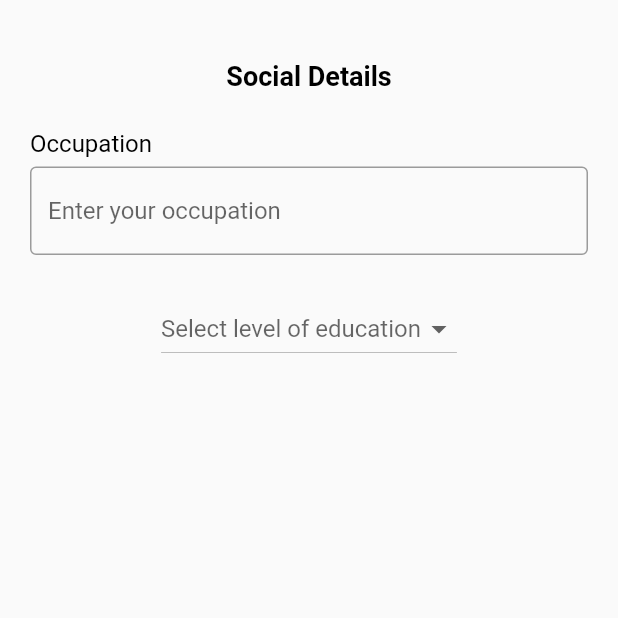
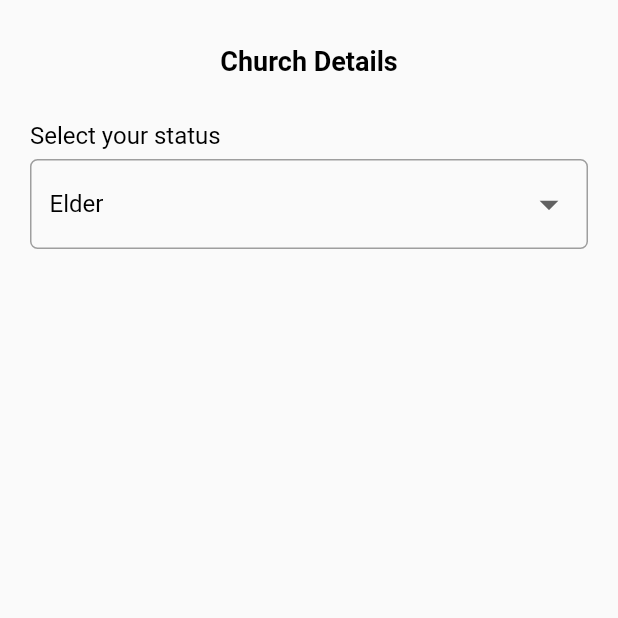
Before and after one commit to Kwilliams123/shephard, a Flutter app: the screen it shows after launch, on a phone screen of 412 x 824 dp, the top half of it. Run offline on Flutter 3.47's test engine with Material 2 defaults, Android fonts, the phone set to English and light mode, and no system bars.

Commit message:
profile space

```diff
--- a/lib/config/app_route.dart
+++ b/lib/config/app_route.dart
@@ -4,4 +4,5 @@ class AppRoute {
   static const String termsRoute = 'terms_route';
   static const String memberRegistrationForm = 'member_registration_form';
   static const String socialDetailsForm = 'socialDetailsForm';
+  static const String churchDetailsForm = 'churchDetailsForm';
 }
--- a/lib/config/route.dart
+++ b/lib/config/route.dart
@@ -1,4 +1,5 @@
 import 'package:flutter/material.dart';
+import 'package:shephard/views/member_registration_form/church_details.dart';
 import 'package:shephard/views/member_registration_form/personal_details.dart';
 import 'package:shephard/views/member_registration_form/social_details.dart';
 import 'package:shephard/views/register/register.dart';
@@ -38,5 +39,11 @@ Route<dynamic> route(RouteSettings settings) {
         builder: (context) => SocialDetailsForm(),
       );
       break;
+
+    case AppRoute.churchDetailsForm:
+      return MaterialPageRoute(
+        builder: (context) => ChurchDetailsForm(),
+      );
+      break;
   }
 }
--- a/lib/main.dart
+++ b/lib/main.dart
@@ -12,7 +12,7 @@ class ShephardApp extends StatelessWidget {
     return MultiProvider(
       providers: providers,
       child: const MaterialApp(
-        initialRoute: AppRoute.socialDetailsForm,
+        initialRoute: AppRoute.churchDetailsForm,
         debugShowCheckedModeBanner: false,
         onGenerateRoute: routes.route,
       ),
--- /dev/null
+++ b/lib/views/member_registration_form/church_details.dart
@@ -0,0 +1,54 @@
+import 'package:flutter/material.dart';
+import 'package:shephard/widet/content/custom_dropdown.dart';
+import 'package:shephard/widet/content/header.dart';
+
+class ChurchDetailsForm extends StatefulWidget {
+  @override
+  State<ChurchDetailsForm> createState() => _ChurchDetailsFormState();
+}
+
+class _ChurchDetailsFormState extends State<ChurchDetailsForm> {
+  @override
+  Widget build(BuildContext context) {
+    final churchText = Header('Church Details');
+    String selectedItem = 'Elder';
+
+    List<String> churchStatus = [
+      'Pastor',
+      'Elder',
+      'Deacon',
+      'Deaconess',
+      'Brother',
+      'Sister',
+    ];
+
+    final churchDropDown = CustomDropDown(
+      items: churchStatus,
+      selectedItem: selectedItem,
+      hint: 'Select your status',
+      label: 'Select your status',
+    );
+
+    return Scaffold(
+      body: SafeArea(
+        child: Container(
+          padding: const EdgeInsets.only(
+            top: 30,
+            left: 20,
+            right: 20,
+            bottom: 20,
+          ),
+          child: Column(
+            children: [
+              churchText,
+              SizedBox(
+                height: 30,
+              ),
+              churchDropDown,
+            ],
+          ),
+        ),
+      ),
+    );
+  }
+}
--- a/lib/views/member_registration_form/social_details.dart
+++ b/lib/views/member_registration_form/social_details.dart
@@ -11,8 +11,10 @@ class SocialDetailsForm extends StatefulWidget {
 class _SocialDetailsFormState extends State<SocialDetailsForm> {
   @override
   Widget build(BuildContext context) {
-    String selectedItem = 'MSLC';
+    String selectedItem = 'Select Education Level';
+    TextEditingController controller = TextEditingController();
     List<String> listOfEducationLevels = [
+      "Select Education Level",
       "MSLC",
       "O'Level",
       "A'Level",
@@ -28,16 +30,26 @@ class _SocialDetailsFormState extends State<SocialDetailsForm> {
       "Other",
     ];
     final occupationText =
-        CustomTextField('Enter your occupation', 'Occupation', null);
+        CustomTextField('Enter your occupation', 'Occupation', controller);
 
     final educationalLevel = CustomDropDown(
       items: listOfEducationLevels,
       selectedItem: selectedItem,
       hint: 'Select level of education',
+      label: 'Education Level',
     );
 
     final title = Header(
       'Social Details',
+    );
+
+    const educationText = Text(
+      'Education Level',
+      style: TextStyle(
+        color: Colors.black,
+        fontSize: 16,
+      ),
+      textAlign: TextAlign.left,
     );
 
     return Scaffold(
--- a/lib/widet/content/custom_dropdown.dart
+++ b/lib/widet/content/custom_dropdown.dart
@@ -4,7 +4,8 @@ class CustomDropDown extends StatefulWidget {
   List<String> items;
   String selectedItem;
   String hint;
-  CustomDropDown({this.items, this.selectedItem, this.hint});
+  String label;
+  CustomDropDown({this.items, this.selectedItem, this.hint, this.label});
 
   @override
   State<CustomDropDown> createState() => _CustomDropDownState();
@@ -13,12 +14,31 @@ class CustomDropDown extends StatefulWidget {
 class _CustomDropDownState extends State<CustomDropDown> {
   @override
   Widget build(BuildContext context) {
-    return DropdownButton(
+    final labelText = Text(
+      widget.label,
+      style: const TextStyle(
+        color: Colors.black,
+        fontSize: 16,
+      ),
+    );
+
+    final dropDownButton = Container(
+      padding: EdgeInsets.only(
+        left: 12,
+        top: 5,
+        bottom: 5,
+        right: 10,
+      ),
+      child: DropdownButton(
         value: widget.selectedItem,
         hint: Text(widget.hint),
+        underline: Container(),
+        isExpanded: true,
+        iconSize: 30,
         items: widget.items.map(
           (item) {
-            return DropdownMenuItem(
+            return DropdownMenuItem<String>(
+              value: item,
               child: Text(
                 item,
                 style: const TextStyle(
@@ -30,9 +50,28 @@ class _CustomDropDownState extends State<CustomDropDown> {
           },
         ).toList(),
         onChanged: (item) {
-          setState(() {
-            widget.selectedItem = item;
-          });
-        });
+          setState(
+            () {
+              widget.selectedItem = item;
+            },
+          );
+        },
+      ),
+      decoration: BoxDecoration(
+        border: Border.all(color: Colors.grey),
+        borderRadius: BorderRadius.circular(5),
+      ),
+    );
+
+    return Column(
+      crossAxisAlignment: CrossAxisAlignment.start,
+      children: [
+        labelText,
+        const SizedBox(
+          height: 6,
+        ),
+        dropDownButton,
+      ],
+    );
   }
 }
```
